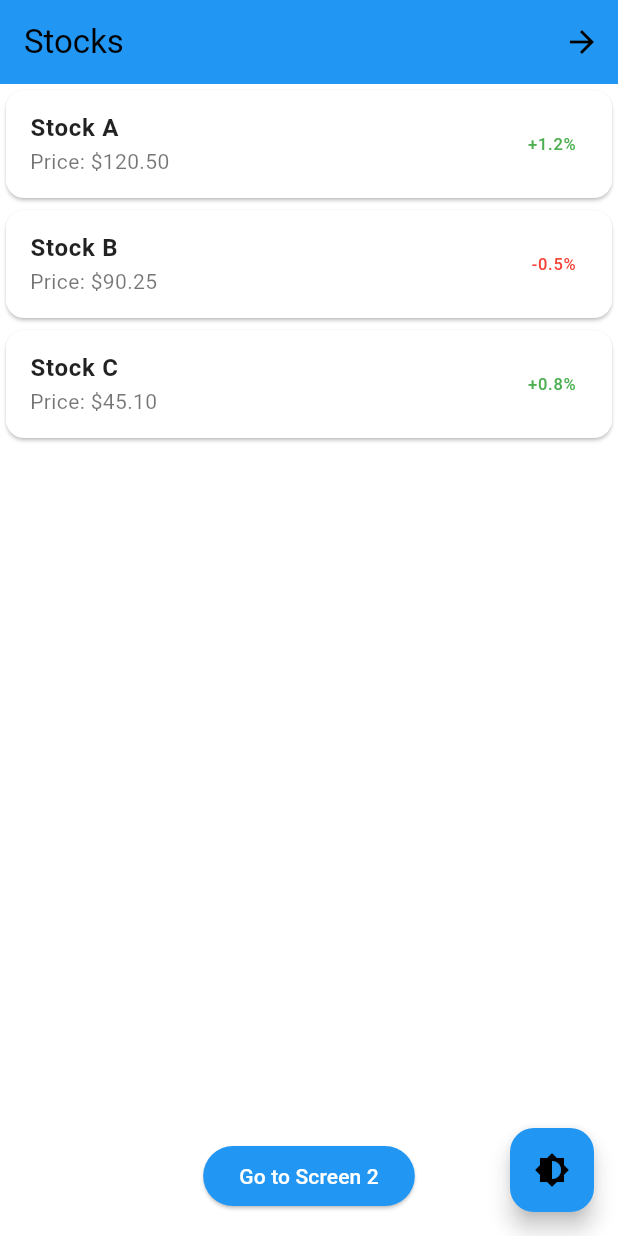
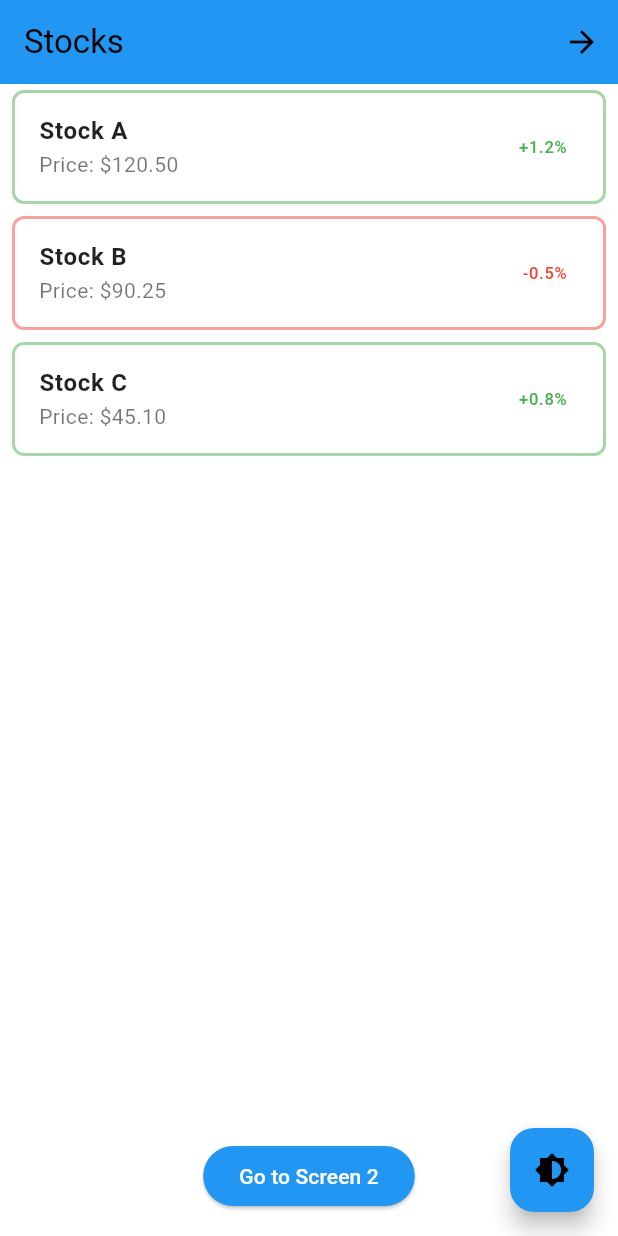
Before and after one commit to Mahidevinsights/theme_app, a Flutter app: the screen it shows after launch, on a phone screen of 412 x 824 dp. Run offline on Flutter 3.47's test engine with Material 3 defaults, Android fonts, the phone set to English and light mode, and no system bars; our stand-ins replace flutter_bloc.

Commit message:
added border to show difference

```diff
--- a/lib/main.dart
+++ b/lib/main.dart
@@ -25,7 +25,6 @@ class MyApp extends StatelessWidget {
           return MaterialApp(
             title: 'Theme Toggle App',
             theme: theme,
-
             // theme: AppColors.isDarkTheme
             //     ? AppTheme.darkTheme
             //     : AppTheme.lightTheme,
--- a/lib/screens/screen1.dart
+++ b/lib/screens/screen1.dart
@@ -35,8 +35,19 @@ class Screen1 extends StatelessWidget {
               itemCount: stocks.length,
               itemBuilder: (context, index) {
                 final stock = stocks[index];
-                return Card(
-                  color: AppColors.background,
+                return Container(
+                  decoration: BoxDecoration(
+                    color: AppColors.background, // Background color of the card
+                    border: Border.all(
+                      color: stock["change"]!.startsWith('-')
+                          ? Colors.red.withOpacity(0.5)
+                          : Colors.green.withOpacity(0.5),
+                      width: 2.0, // Border width
+                    ),
+                    borderRadius: BorderRadius.circular(8.0), // Rounded corners
+                  ),
+                  margin: const EdgeInsets.symmetric(
+                      horizontal: 8.0, vertical: 4.0), // Margin
                   child: ListTile(
                     title: Text(
                       stock["name"]!,
```
